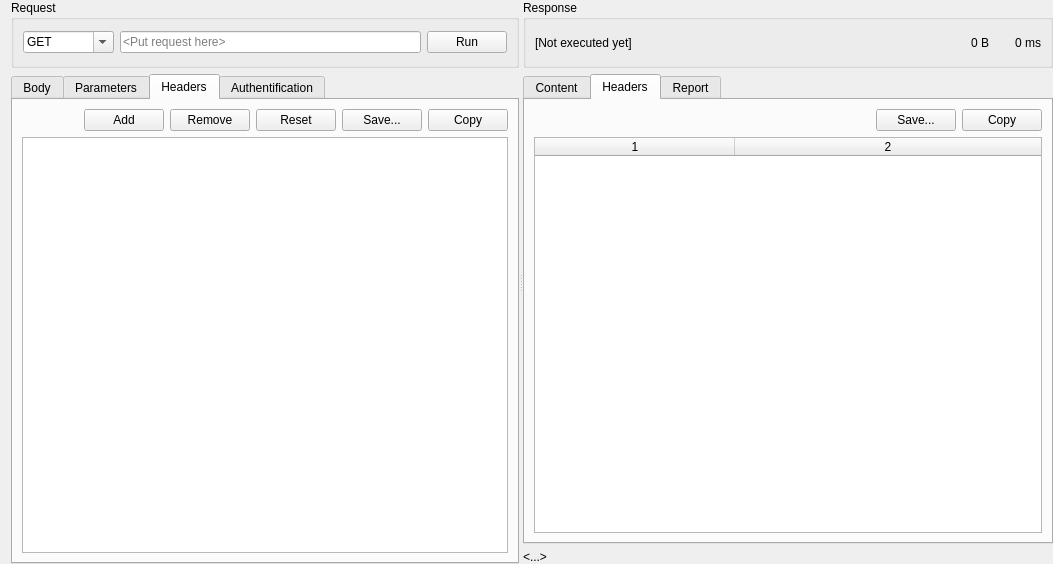
This is src/CRequestGUI.ui in BootsmannApp/bootsmann as Qt 5 draws it before an edit. The edited form follows.
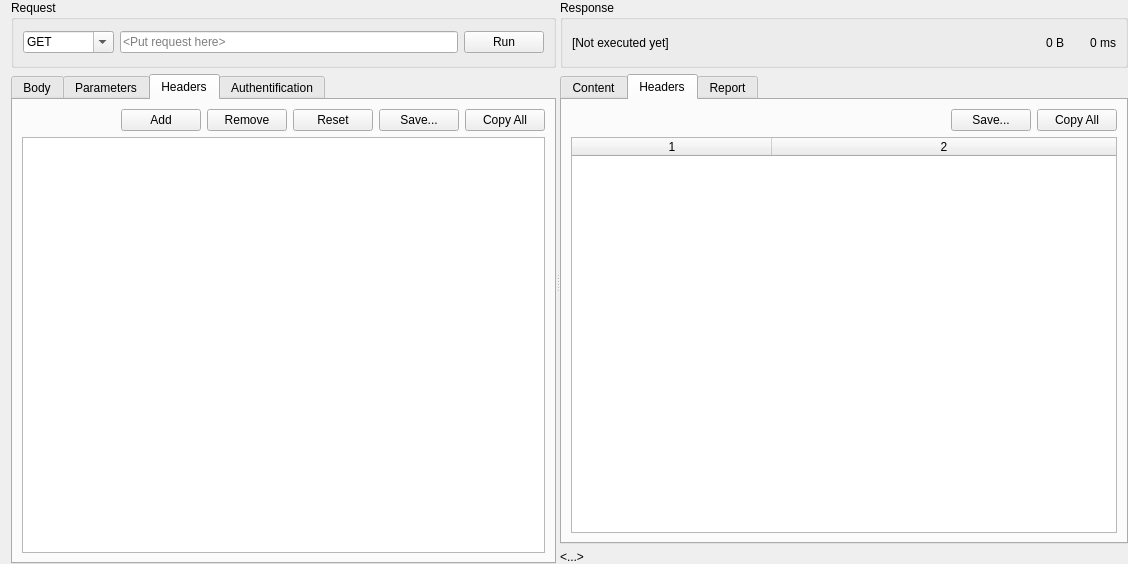
This is the edited form. The open tabs and pages were chosen to show the change. Icons and pictures are not drawn. Custom widgets are drawn as their Qt base class.

Patch:
```diff
--- a/src/CRequestGUI.ui
+++ b/src/CRequestGUI.ui
@@ -6,7 +6,7 @@
    <rect>
     <x>0</x>
     <y>0</y>
-    <width>1053</width>
+    <width>1128</width>
     <height>564</height>
    </rect>
   </property>
@@ -473,7 +473,7 @@
                 <string>Copy content to clipboard</string>
                </property>
                <property name="text">
-                <string>Copy</string>
+                <string>Copy All</string>
                </property>
                <property name="icon">
                 <iconset resource="Bootsmann.qrc">
@@ -1067,7 +1067,7 @@
                 <string>Copy content to clipboard</string>
                </property>
                <property name="text">
-                <string>Copy</string>
+                <string>Copy All</string>
                </property>
                <property name="icon">
                 <iconset resource="Bootsmann.qrc">
@@ -1162,6 +1162,12 @@
    <extends>QTextEdit</extends>
    <header location="global">QCodeEditor</header>
   </customwidget>
+  <customwidget>
+   <class>CReportGUI</class>
+   <extends>QWidget</extends>
+   <header location="global">CReportGUI.h</header>
+   <container>1</container>
+  </customwidget>
  </customwidgets>
  <tabstops>
   <tabstop>RequestType</tabstop>
```
Left out of the diff: 7 changed lines with no effect on the pictures.
